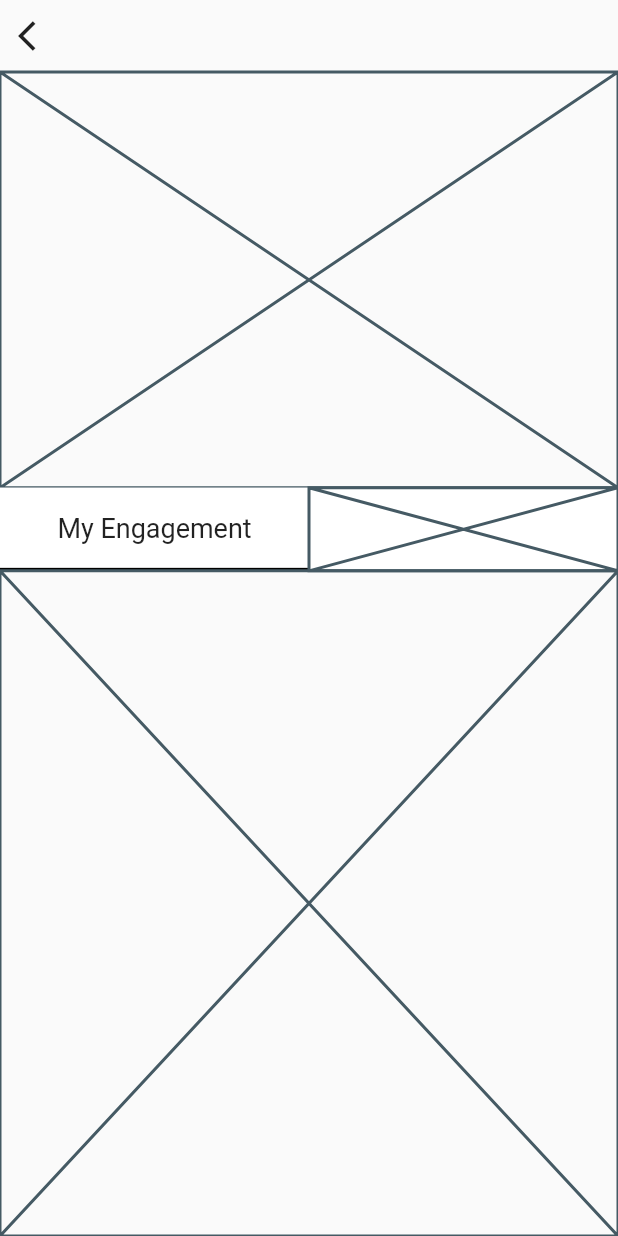
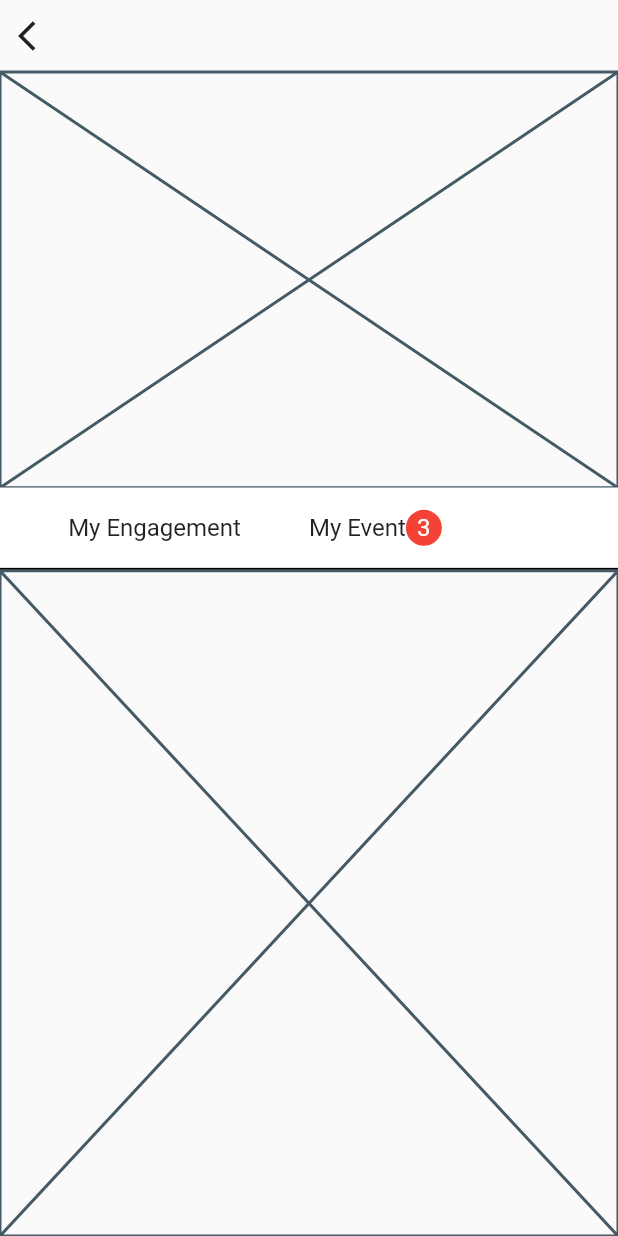
Before and after one commit to JAICHANGPARK/flutter_notebook_11th_story, a Flutter app: the IrysProfilePage screen opened directly, on a phone screen of 412 x 824 dp. Run offline on Flutter 3.47's test engine with Material 2 defaults, Android fonts, the phone set to English and light mode, and no system bars; our stand-ins replace backdrop, badges, flutter_inner_drawer, flutter_slidable, flutter_swiper, google_fonts; network calls fail.

Commit message:
Update irys_profile_page.dart

```diff
--- a/lib/ep727_irys_mobile_app/ui/irys_profile_page.dart
+++ b/lib/ep727_irys_mobile_app/ui/irys_profile_page.dart
@@ -35,7 +35,7 @@ class _IrysProfilePageState extends State<IrysProfilePage> {
                         children: [
                           Spacer(),
                           Text("My Engagement", style: TextStyle(
-                            fontSize: 18
+                            fontSize: 16
                           ),),
                           Spacer(),
                           Container(
@@ -44,7 +44,30 @@ class _IrysProfilePageState extends State<IrysProfilePage> {
                           )
                         ],
                       )),
-                      Expanded(child: Placeholder())
+                      Expanded(child: Column(
+                        mainAxisAlignment: MainAxisAlignment.center,
+                        children: [
+                          Spacer(),
+                          Row(
+                            children: [
+                              Text("My Event", style: TextStyle(
+                                  fontSize: 16
+                              ),),
+                              CircleAvatar(
+                                radius: 12,
+                                backgroundColor: Colors.red,
+                                child: Text("3"),
+                                foregroundColor: Colors.white,
+                              )
+                            ],
+                          ),
+                          Spacer(),
+                          Container(
+                            height: 2,
+                            color: Colors.black,
+                          )
+                        ],
+                      )),
                     ],
                   ),
 
```
